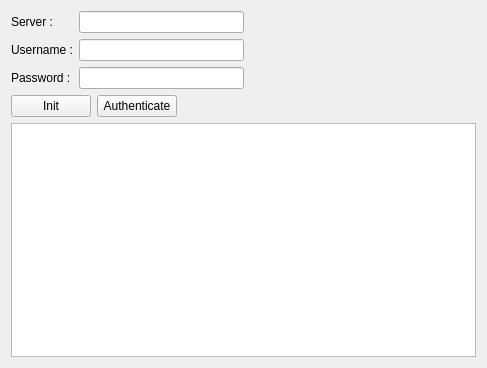
Old version of the form mainwindow.ui in the repository tbikfalvi/RestTest.
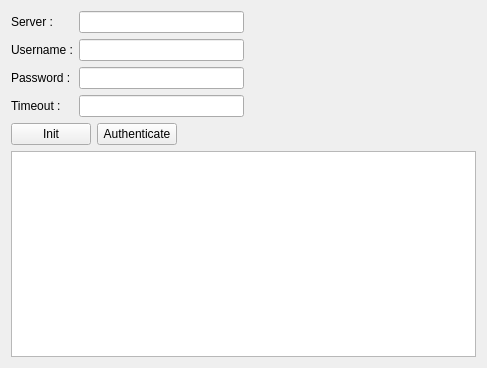
New version of the form.

Diff of the .ui file:
```diff
--- a/mainwindow.ui
+++ b/mainwindow.ui
@@ -53,6 +53,16 @@
           </property>
          </widget>
         </item>
+        <item row="3" column="0">
+         <widget class="QLabel" name="lblTimeout">
+          <property name="text">
+           <string>Timeout :</string>
+          </property>
+         </widget>
+        </item>
+        <item row="3" column="1">
+         <widget class="QLineEdit" name="ledTimeout"/>
+        </item>
        </layout>
       </item>
       <item>
```
